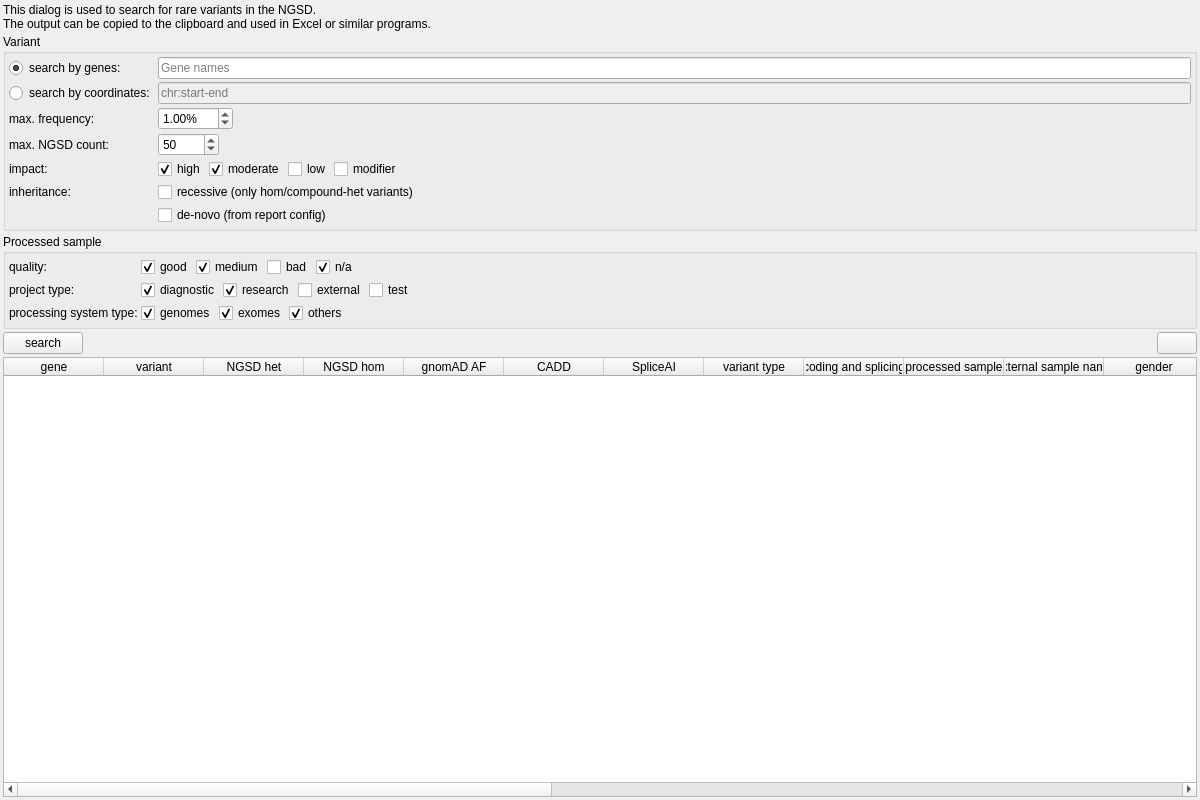
Above: src/GSvar/SmallVariantSearchWidget.ui from imgag/ngs-bits before the change. Below: the same form after it.
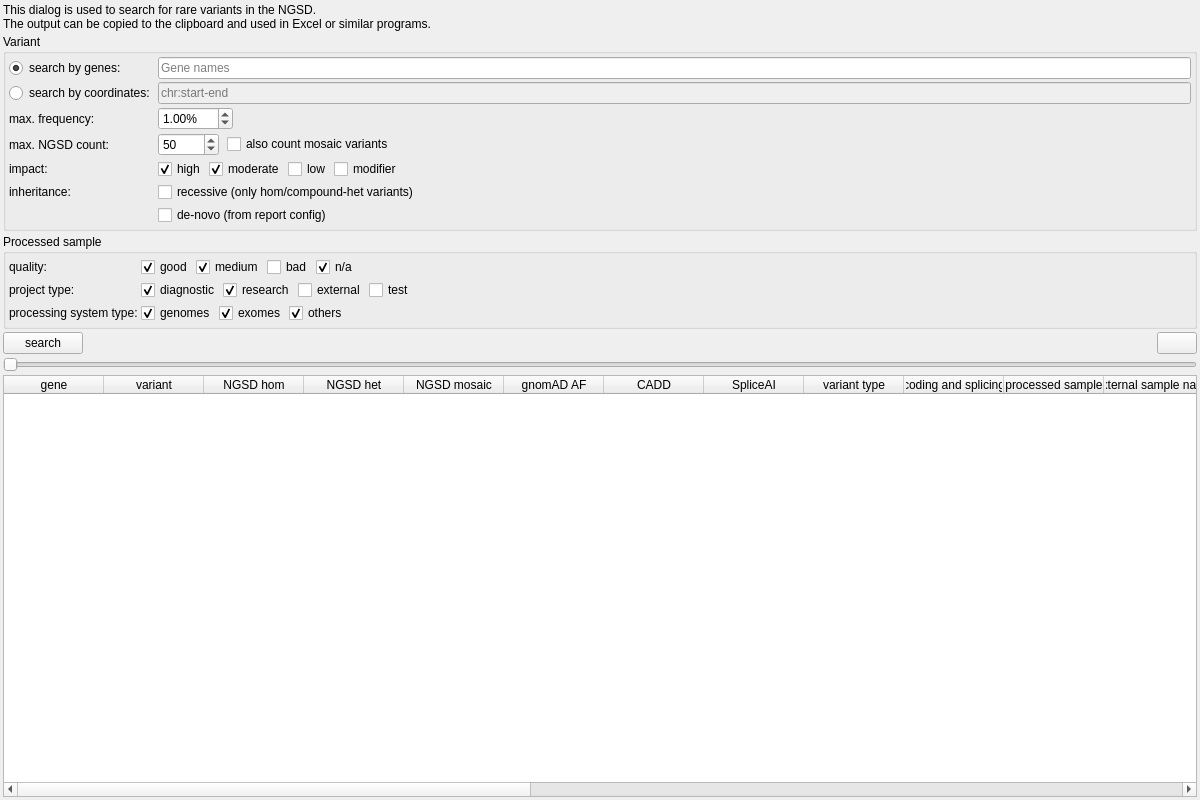
That is the form after the change. Icons and pictures are not drawn.

Commit message: GSvar: added mosaic flag to small variant search

Diff of the .ui file:
```diff
--- a/src/GSvar/SmallVariantSearchWidget.ui
+++ b/src/GSvar/SmallVariantSearchWidget.ui
@@ -245,6 +245,29 @@
           </property>
          </widget>
         </item>
+        <item>
+         <spacer name="horizontalSpacer_8">
+          <property name="orientation">
+           <enum>Qt::Horizontal</enum>
+          </property>
+          <property name="sizeType">
+           <enum>QSizePolicy::Fixed</enum>
+          </property>
+          <property name="sizeHint" stdset="0">
+           <size>
+            <width>5</width>
+            <height>5</height>
+           </size>
+          </property>
+         </spacer>
+        </item>
+        <item>
+         <widget class="QCheckBox" name="mosaic_as_het">
+          <property name="text">
+           <string>also count mosaic variants</string>
+          </property>
+         </widget>
+        </item>
         <item>
          <spacer name="horizontalSpacer_7">
           <property name="orientation">
@@ -554,6 +577,13 @@
      </item>
     </layout>
    </item>
+   <item>
+    <widget class="QSlider" name="horizontalSlider">
+     <property name="orientation">
+      <enum>Qt::Horizontal</enum>
+     </property>
+    </widget>
+   </item>
    <item>
     <widget class="QTableWidget" name="variants">
      <property name="contextMenuPolicy">
@@ -578,7 +608,7 @@
       <bool>false</bool>
      </property>
      <property name="columnCount">
-      <number>24</number>
+      <number>25</number>
      </property>
      <attribute name="verticalHeaderVisible">
       <bool>false</bool>
@@ -593,16 +623,21 @@
        <string>variant</string>
       </property>
      </column>
-     <column>
-      <property name="text">
-       <string>NGSD het</string>
-      </property>
-     </column>
      <column>
       <property name="text">
        <string>NGSD hom</string>
       </property>
      </column>
+     <column>
+      <property name="text">
+       <string>NGSD het</string>
+      </property>
+     </column>
+     <column>
+      <property name="text">
+       <string>NGSD mosaic</string>
+      </property>
+     </column>
      <column>
       <property name="text">
        <string>gnomAD AF</string>
```
The commit also changes 1 other file.
